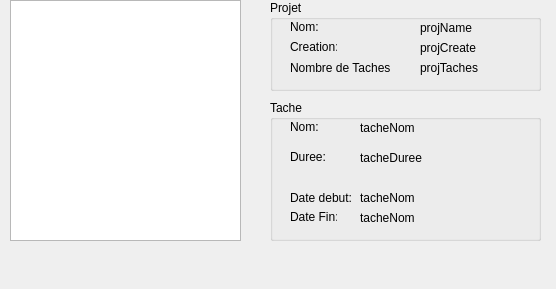
First picture: the form in ProjectCalendar/projectViewer.ui, repository clemencevaz/LO21, before the edit.
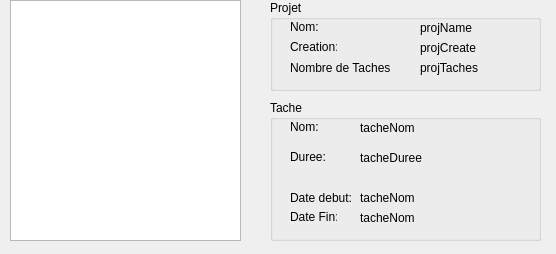
Second picture: the form after the edit.

```diff
--- a/ProjectCalendar/projectViewer.ui
+++ b/ProjectCalendar/projectViewer.ui
@@ -10,7 +10,7 @@
     <x>0</x>
     <y>0</y>
     <width>556</width>
-    <height>289</height>
+    <height>254</height>
    </rect>
   </property>
   <property name="windowTitle">
```
